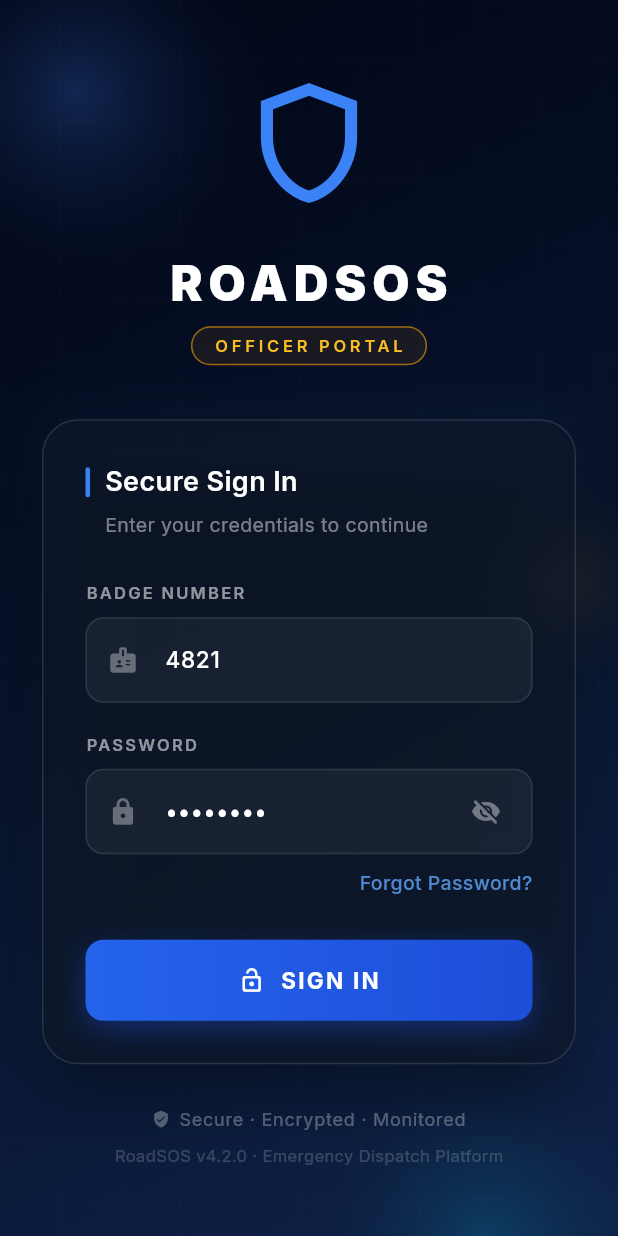
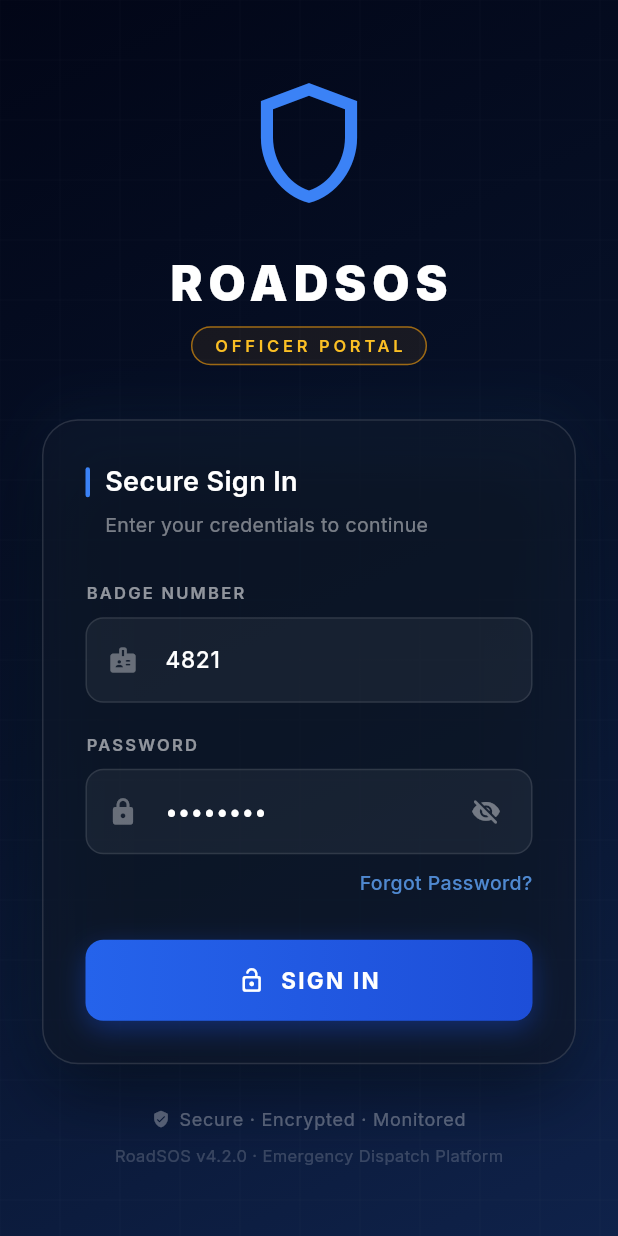
Before and after one commit to Ezhil948/RoadSOS, a Flutter app: the screen it shows after launch, on a phone screen of 412 x 824 dp. Run offline on Flutter 3.47's test engine with Material 3 defaults, Android fonts, the phone set to English and light mode, and no system bars; our stand-ins replace audioplayers, connectivity_plus, dio, firebase_auth, firebase_core, fl_chart and 13 more; accounts and stored records are empty.

Commit message:
fix(ui): remove animated orbs to fix violet/bright glow on background

```diff
--- a/officer_mobile_app/lib/features/auth/login_screen.dart
+++ b/officer_mobile_app/lib/features/auth/login_screen.dart
@@ -157,34 +157,7 @@ class _LoginScreenState extends State<LoginScreen>
             ),
           ),
 
-          // ── Animated decorative orbs ────────────────────────────────────
-          AnimatedBuilder(
-            animation: _orbRotation,
-            builder: (context, _) {
-              return Stack(
-                children: [
-                  // Top-left large orb
-                  Positioned(
-                    top: -100 + 30 * math.sin(_orbRotation.value),
-                    left: -80 + 20 * math.cos(_orbRotation.value),
-                    child: _Orb(size: 300, color: const Color(0xFF3B82F6).withOpacity(0.25)), // Brighter blue
-                  ),
-                  // Bottom-right orb
-                  Positioned(
-                    bottom: -120 + 25 * math.cos(_orbRotation.value),
-                    right: -60 + 20 * math.sin(_orbRotation.value),
-                    child: _Orb(size: 280, color: const Color(0xFF06B6D4).withOpacity(0.20)), // Cyan
-                  ),
-                  // Mid accent orb (amber)
-                  Positioned(
-                    top: MediaQuery.of(context).size.height * 0.35 + 20 * math.sin(_orbRotation.value * 0.7),
-                    right: -40,
-                    child: _Orb(size: 160, color: const Color(0xFFF59E0B).withOpacity(0.12)), // Brighter amber
-                  ),
-                ],
-              );
-            },
-          ),
+                  // Removed orbs to maintain pure dark blue background
 
           // ── Grid pattern overlay ────────────────────────────────────────
           Positioned.fill(
```
